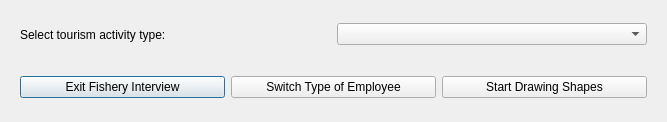
Before: the Qt Designer form cobi_loreto/Interview/selectecotourism.ui in Ecotrust/openoceanmap-desktop, drawn with Qt 5.
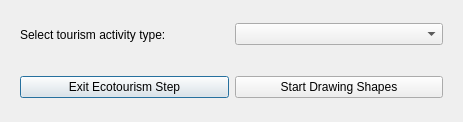
After: the same form once the commit is applied.

```diff
--- a/cobi_loreto/Interview/selectecotourism.ui
+++ b/cobi_loreto/Interview/selectecotourism.ui
@@ -6,7 +6,7 @@
    <rect>
     <x>0</x>
     <y>0</y>
-    <width>667</width>
+    <width>463</width>
     <height>122</height>
    </rect>
   </property>
@@ -67,14 +67,7 @@
       <item>
        <widget class="QPushButton" name="pbnFisheryFinished" >
         <property name="text" >
-         <string>Exit Fishery Interview</string>
-        </property>
-       </widget>
-      </item>
-      <item>
-       <widget class="QPushButton" name="pbnTypeFinished" >
-        <property name="text" >
-         <string>Switch Type of Employee</string>
+         <string>Exit Ecotourism Step</string>
         </property>
        </widget>
       </item>
```
Left out of the diff: 4 changed lines with no effect on the pictures.
